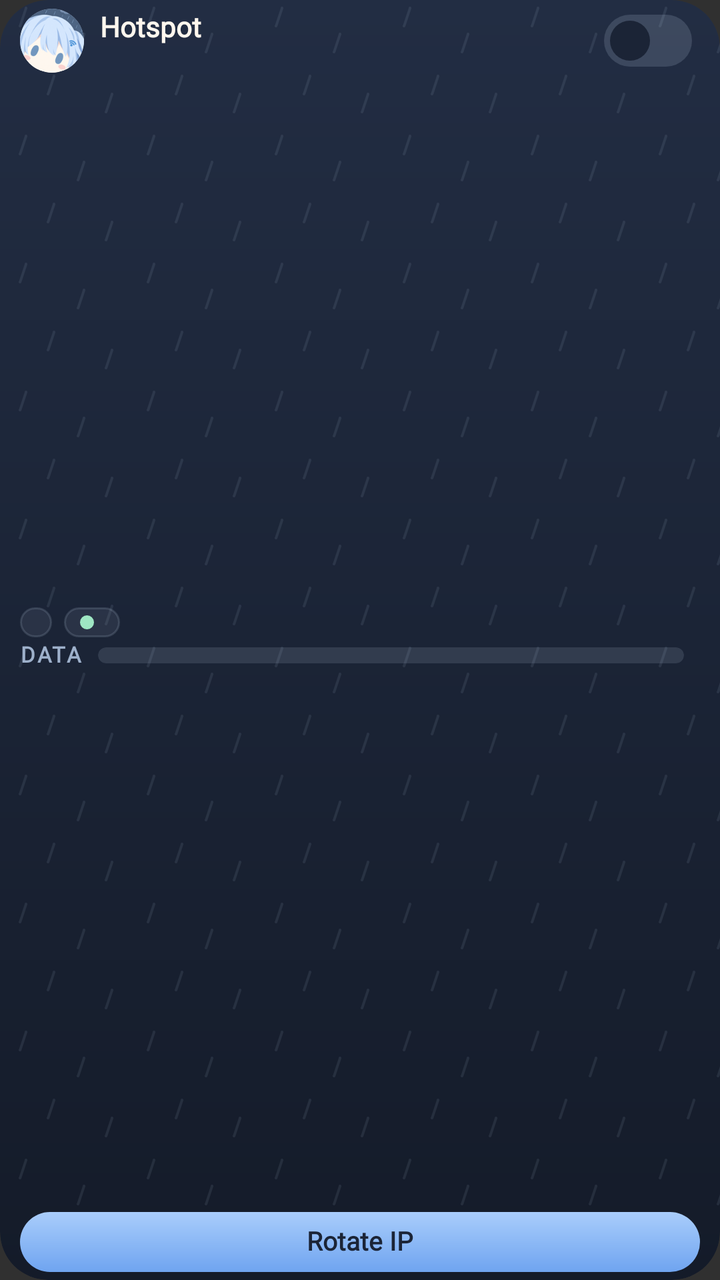
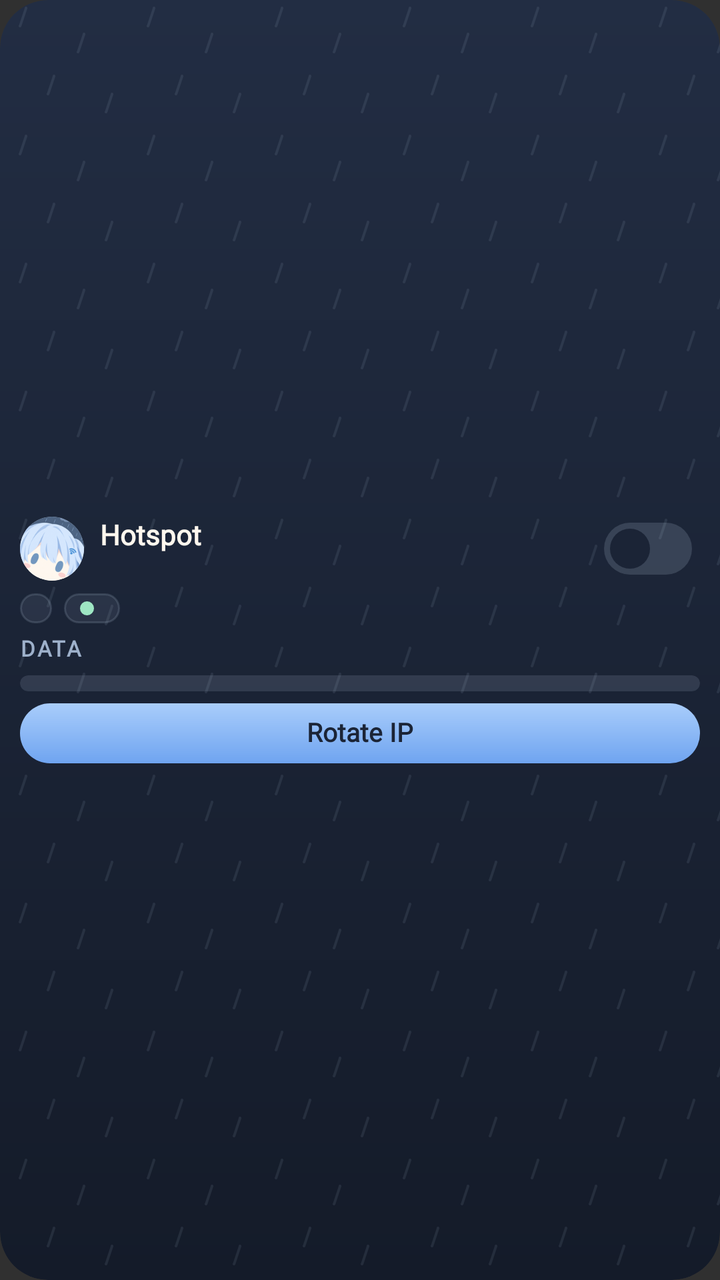

The first picture is an Android layout as it rendered before a commit; the second is the same layout after the commit. The layout source and the unified diff follow.
<!-- AndroidManifest.xml: application theme android:Theme.Material.NoActionBar -->
<!-- res/layout/widget_flippost.xml -->
<?xml version="1.0" encoding="utf-8"?>
<LinearLayout xmlns:android="http://schemas.android.com/apk/res/android"
    android:id="@+id/widget_root"
    android:layout_width="match_parent"
    android:layout_height="match_parent"
    android:clipToOutline="true"
    android:orientation="vertical"
    android:paddingHorizontal="10dp"
    android:paddingVertical="4dp"
    android:background="@drawable/widget_bg">

    <LinearLayout
        android:layout_width="match_parent"
        android:layout_height="wrap_content"
        android:layout_marginBottom="-8dp"
        android:layout_marginTop="-8dp"
        android:gravity="center_vertical"
        android:orientation="horizontal">
        <ImageView
            android:layout_width="32dp"
            android:layout_height="32dp"
            android:background="@drawable/widget_avatar_clip"
            android:clipToOutline="true"
            android:contentDescription="@null"
            android:scaleType="centerCrop"
            android:src="@drawable/flippost_logo" />
        <LinearLayout
            android:layout_width="0dp"
            android:layout_height="wrap_content"
            android:layout_weight="1"
            android:layout_marginStart="8dp"
            android:orientation="vertical">
            <TextView
                android:layout_width="wrap_content"
                android:layout_height="wrap_content"
                android:fontFamily="@font/nunito_family"
                android:text="Hotspot"
                android:textColor="#FEF7EE"
                android:includeFontPadding="false"
                android:textSize="14sp"
                android:textStyle="bold" />
            <TextView
                android:id="@+id/widget_devices"
                android:layout_width="wrap_content"
                android:layout_height="wrap_content"
                android:fontFamily="@font/nunito_family"
                android:textColor="#9EB1CB"
                android:includeFontPadding="false"
                android:textSize="11sp" />
        </LinearLayout>
        <ImageView
            android:id="@+id/widget_switch"
            android:layout_width="52dp"
            android:layout_height="48dp"
            android:paddingHorizontal="4dp"
            android:paddingVertical="11dp"
            android:src="@drawable/widget_switch_off" />
    </LinearLayout>

    <LinearLayout
        android:id="@+id/widget_values"
        android:layout_width="match_parent"
        android:layout_height="0dp"
        android:layout_weight="1"
        android:gravity="center_vertical"
        android:orientation="vertical">
        <LinearLayout
            android:layout_width="match_parent"
            android:layout_height="wrap_content"
            android:orientation="horizontal">
            <TextView
                android:id="@+id/widget_ip"
                android:layout_width="wrap_content"
                android:layout_height="wrap_content"
                android:background="@drawable/widget_chip"
                android:fontFamily="@font/nunito_family"
                android:includeFontPadding="false"
                android:paddingHorizontal="8dp"
                android:paddingVertical="1dp"
                android:textSize="11sp"
                android:textStyle="bold"
                android:textColor="#FEF7EE" />
            <TextView
                android:id="@+id/widget_temp"
                android:layout_width="wrap_content"
                android:layout_height="wrap_content"
                android:layout_marginStart="6dp"
                android:background="@drawable/widget_chip"
                android:fontFamily="@font/nunito_family"
                android:includeFontPadding="false"
                android:paddingHorizontal="8dp"
                android:paddingVertical="1dp"
                android:textSize="11sp"
                android:textStyle="bold"
                android:drawablePadding="5dp"
                android:drawableStart="@drawable/widget_dot_ok"
                android:textColor="#9EE6C3" />
        </LinearLayout>
        <LinearLayout
            android:layout_width="match_parent"
            android:layout_height="wrap_content"
            android:layout_marginTop="2dp"
            android:gravity="center_vertical"
            android:orientation="horizontal">
            <TextView
                android:layout_width="wrap_content"
                android:layout_height="wrap_content"
                android:fontFamily="@font/nunito_family"
                android:letterSpacing="0.08"
                android:text="DATA"
                android:textColor="#9EB1CB"
                android:includeFontPadding="false"
                android:textSize="11sp"
                android:textStyle="bold" />
            <ProgressBar
                android:id="@+id/widget_bar"
                style="?android:attr/progressBarStyleHorizontal"
                android:layout_width="0dp"
                android:layout_weight="1"
                android:layout_height="8dp"
                android:layout_marginHorizontal="8dp"
                android:background="@drawable/widget_bar_track"
                android:clipToOutline="true"
                android:max="100"
                android:progressDrawable="@drawable/widget_bar" />
            <TextView
                android:id="@+id/widget_data"
                android:layout_width="wrap_content"
                android:layout_height="wrap_content"
                android:fontFamily="@font/nunito_family"
                android:gravity="end"
                android:includeFontPadding="false"
                android:textColor="#9EB1CB"
                android:textSize="12sp" />
        </LinearLayout>
    </LinearLayout>

    <TextView
        android:id="@+id/widget_status"
        android:layout_width="match_parent"
        android:layout_height="0dp"
        android:layout_weight="1"
        android:fontFamily="@font/nunito_family"
        android:gravity="center_vertical"
        android:textColor="#FF9AA6"
        android:textSize="13sp"
        android:visibility="gone" />

    <Button
        android:id="@+id/widget_rotate"
        android:layout_width="match_parent"
        android:layout_height="30dp"
        android:layout_marginTop="4dp"
        android:background="@drawable/widget_pill"
        android:fontFamily="@font/nunito_family"
        android:gravity="center"
        android:minHeight="0dp"
        android:minWidth="0dp"
        android:paddingHorizontal="12dp"
        android:paddingVertical="0dp"
        android:includeFontPadding="false"
        android:stateListAnimator="@null"
        android:text="Rotate IP"
        android:textAllCaps="false"
        android:textColor="#1B2436"
        android:textFontWeight="800"
        android:textSize="13sp" />
</LinearLayout>
<!-- resources referenced by this layout -->
<resources>
  <!-- drawable flippost_logo: png bitmap (drawable, 21628 bytes) -->
  <!-- drawable widget_avatar_clip (drawable) -->
  <?xml version="1.0" encoding="utf-8"?>
  <shape xmlns:android="http://schemas.android.com/apk/res/android" android:shape="oval">
      <solid android:color="#E8F1FF" />
  </shape>
  <!-- drawable widget_bar (drawable) -->
  <?xml version="1.0" encoding="utf-8"?>
  <layer-list xmlns:android="http://schemas.android.com/apk/res/android">
      <item android:id="@android:id/progress">
          <clip>
              <bitmap android:src="@drawable/widget_stripes" android:tileMode="repeat" />
          </clip>
      </item>
  </layer-list>
  <!-- drawable widget_bar_track (drawable) -->
  <?xml version="1.0" encoding="utf-8"?>
  <shape xmlns:android="http://schemas.android.com/apk/res/android" android:shape="rectangle">
      <solid android:color="#1FD5E7FD" />
      <corners android:radius="5dp" />
  </shape>
  <!-- drawable widget_bg (drawable) -->
  <?xml version="1.0" encoding="utf-8"?>
  <layer-list xmlns:android="http://schemas.android.com/apk/res/android">
      <item>
          <shape android:shape="rectangle">
              <gradient android:angle="270" android:startColor="#222D43" android:endColor="#141B29" />
              <corners android:radius="24dp" />
          </shape>
      </item>
      <item>
          <bitmap android:src="@drawable/widget_rain" android:tileMode="repeat" />
      </item>
  </layer-list>
  <!-- drawable widget_chip (drawable) -->
  <?xml version="1.0" encoding="utf-8"?>
  <shape xmlns:android="http://schemas.android.com/apk/res/android" android:shape="rectangle">
      <solid android:color="#14D5E7FD" />
      <stroke android:width="1dp" android:color="#24D5E7FD" />
      <corners android:radius="12dp" />
  </shape>
  <!-- drawable widget_dot_ok (drawable) -->
  <?xml version="1.0" encoding="utf-8"?>
  <shape xmlns:android="http://schemas.android.com/apk/res/android" android:shape="oval">
      <size android:width="7dp" android:height="7dp" />
      <solid android:color="#9EE6C3" />
  </shape>
  <!-- drawable widget_pill (drawable) -->
  <?xml version="1.0" encoding="utf-8"?>
  <shape xmlns:android="http://schemas.android.com/apk/res/android" android:shape="rectangle">
      <gradient android:angle="270" android:startColor="#A9CDFB" android:endColor="#6FA4F0" />
      <corners android:radius="22dp" />
  </shape>
  <!-- drawable widget_switch_off (drawable) -->
  <?xml version="1.0" encoding="utf-8"?>
  <layer-list xmlns:android="http://schemas.android.com/apk/res/android">
      <item android:width="44dp" android:height="26dp">
          <shape android:shape="rectangle">
              <solid android:color="#26D5E7FD" />
              <corners android:radius="13dp" />
          </shape>
      </item>
      <item android:width="20dp" android:height="20dp" android:gravity="start|center_vertical" android:left="3dp">
          <shape android:shape="oval"><solid android:color="#1B2436" /></shape>
      </item>
  </layer-list>
  <!-- drawable widget_stripes: png bitmap (drawable-xxhdpi, 310 bytes) -->
  <!-- drawable widget_rain: png bitmap (drawable-xxhdpi, 1271 bytes) -->
</resources>

<!-- the commit's change to res/layout/widget_flippost.xml (unified diff, before → after) -->
@@ -4,9 +4,10 @@
     android:layout_width="match_parent"
     android:layout_height="match_parent"
     android:clipToOutline="true"
+    android:gravity="center_vertical"
     android:orientation="vertical"
     android:paddingHorizontal="10dp"
-    android:paddingVertical="4dp"
+    android:paddingVertical="0dp"
     android:background="@drawable/widget_bg">
 
     <LinearLayout
@@ -60,13 +61,12 @@
     <LinearLayout
         android:id="@+id/widget_values"
         android:layout_width="match_parent"
-        android:layout_height="0dp"
-        android:layout_weight="1"
-        android:gravity="center_vertical"
+        android:layout_height="wrap_content"
         android:orientation="vertical">
         <LinearLayout
             android:layout_width="match_parent"
             android:layout_height="wrap_content"
+            android:layout_marginTop="6dp"
             android:orientation="horizontal">
             <TextView
                 android:id="@+id/widget_ip"
@@ -99,7 +99,8 @@
         <LinearLayout
             android:layout_width="match_parent"
             android:layout_height="wrap_content"
-            android:layout_marginTop="2dp"
+            android:id="@+id/widget_data_row"
+            android:layout_marginTop="6dp"
             android:gravity="center_vertical"
             android:orientation="horizontal">
             <TextView
@@ -112,20 +113,10 @@
                 android:includeFontPadding="false"
                 android:textSize="11sp"
                 android:textStyle="bold" />
-            <ProgressBar
-                android:id="@+id/widget_bar"
-                style="?android:attr/progressBarStyleHorizontal"
+            <TextView
+                android:id="@+id/widget_data"
                 android:layout_width="0dp"
                 android:layout_weight="1"
-                android:layout_height="8dp"
-                android:layout_marginHorizontal="8dp"
-                android:background="@drawable/widget_bar_track"
-                android:clipToOutline="true"
-                android:max="100"
-                android:progressDrawable="@drawable/widget_bar" />
-            <TextView
-                android:id="@+id/widget_data"
-                android:layout_width="wrap_content"
                 android:layout_height="wrap_content"
                 android:fontFamily="@font/nunito_family"
                 android:gravity="end"
@@ -133,13 +124,22 @@
                 android:textColor="#9EB1CB"
                 android:textSize="12sp" />
         </LinearLayout>
+        <ProgressBar
+            android:id="@+id/widget_bar"
+            style="?android:attr/progressBarStyleHorizontal"
+            android:layout_width="match_parent"
+            android:layout_height="8dp"
+            android:layout_marginTop="6dp"
+            android:background="@drawable/widget_bar_track"
+            android:clipToOutline="true"
+            android:max="100"
+            android:progressDrawable="@drawable/widget_bar" />
     </LinearLayout>
 
     <TextView
         android:id="@+id/widget_status"
         android:layout_width="match_parent"
-        android:layout_height="0dp"
-        android:layout_weight="1"
+        android:layout_height="wrap_content"
         android:fontFamily="@font/nunito_family"
         android:gravity="center_vertical"
         android:textColor="#FF9AA6"
@@ -150,7 +150,7 @@
         android:id="@+id/widget_rotate"
         android:layout_width="match_parent"
         android:layout_height="30dp"
-        android:layout_marginTop="4dp"
+        android:layout_marginTop="6dp"
         android:background="@drawable/widget_pill"
         android:fontFamily="@font/nunito_family"
         android:gravity="center"
